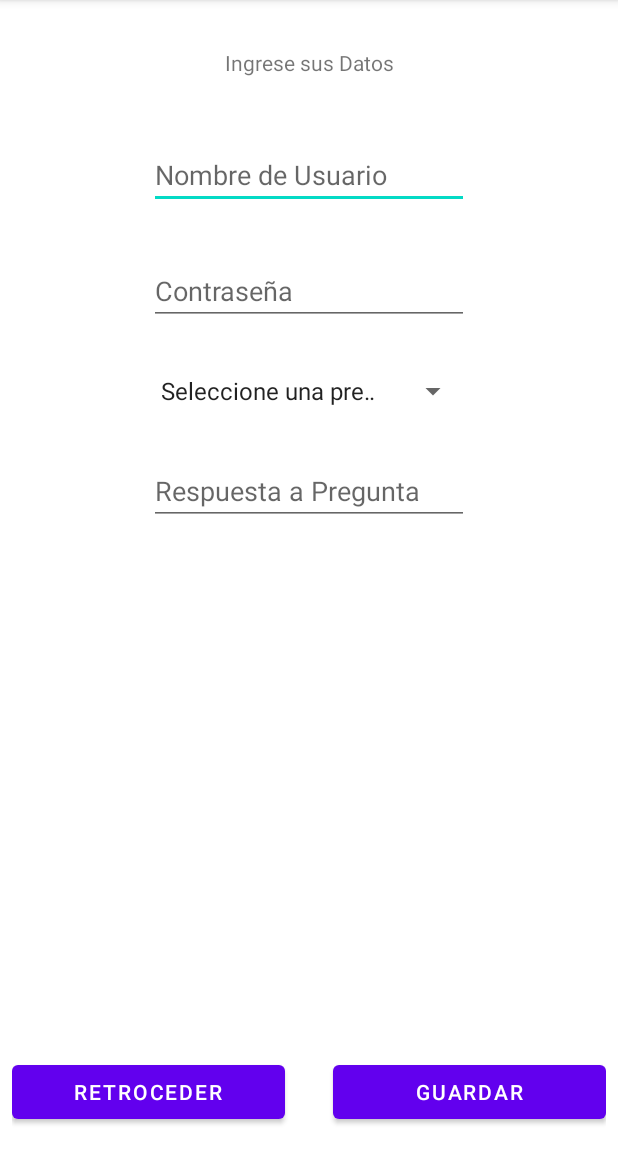
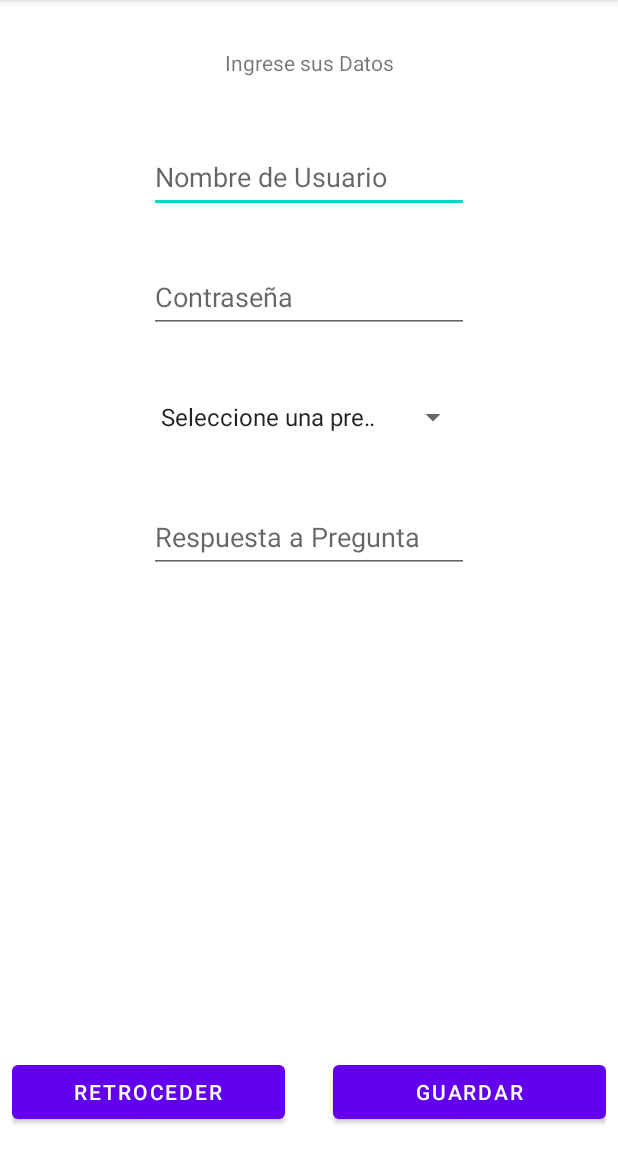
Before and after one commit to ctapia-cl/MisEventos, an Android app: the registro screen opened directly, with no data from a screen before it, on a phone screen of 412 x 824 dp, the part 84-1236 px from its top. Run offline under Robolectric (Android 15) with nearby library versions, the phone set to English and light mode, and no system bars.

```diff
--- a/app/src/main/java/com/example/miseventos/Usuarios.java
+++ b/app/src/main/java/com/example/miseventos/Usuarios.java
@@ -18,7 +18,7 @@ public class Usuarios {
         return username;
     }
 
-    public void setUsername(String nombre) { this.username = username; }
+    public void setUsername(String username) { this.username = username; }
 
     public String getContrasena() { return contrasena;  }
 
--- a/app/src/main/java/com/example/miseventos/registro.java
+++ b/app/src/main/java/com/example/miseventos/registro.java
@@ -15,7 +15,6 @@ import android.widget.Spinner;
 import android.widget.TextView;
 import android.widget.Toast;
 
-import com.google.android.material.textfield.TextInputLayout;
 
 import java.util.ArrayList;
 
@@ -44,7 +43,6 @@ public class registro extends AppCompatActivity {
         referencias();
         eventos();
         obtenerDatosUsuario();
-
     }
 
     private void obtenerDatosUsuario(){
@@ -116,7 +114,6 @@ public class registro extends AppCompatActivity {
         }
 
         //consultaSQL();
-
     }
 
     private void poblar() {
@@ -131,7 +128,6 @@ public class registro extends AppCompatActivity {
         //losUsuarios.add(new Usuarios("admin", "admin123", "Mes de nacimiento", "septiembre" ));
 
     }
-
 
     //region Eventos y referencias
     private void eventos(){
@@ -159,7 +155,6 @@ public class registro extends AppCompatActivity {
         btnGuardar = findViewById(R.id.btnGuardar);
         tvIngdatos = findViewById(R.id.tvIngdatos);
 
-
         //adaptador de spinner
         adapterPregunta = new ArrayAdapter(this, android.R.layout.simple_spinner_item, preguntaSecreta);
         //se selecciona desde donde se adaptaran los datos
--- a/app/src/main/res/layout/activity_registro.xml
+++ b/app/src/main/res/layout/activity_registro.xml
@@ -39,9 +39,11 @@
         android:layout_width="0dp"
         android:layout_height="wrap_content"
         android:layout_marginTop="32dp"
+        android:minHeight="48dp"
         app:layout_constraintEnd_toEndOf="@+id/etPass"
         app:layout_constraintStart_toStartOf="@+id/etPass"
-        app:layout_constraintTop_toBottomOf="@+id/etPass" />
+        app:layout_constraintTop_toBottomOf="@+id/etPass"
+        tools:ignore="SpeakableTextPresentCheck" />
 
     <TextView
         android:id="@+id/tvIngdatos"
@@ -63,6 +65,7 @@
         android:ems="10"
         android:hint="Nombre de Usuario"
         android:inputType="textPersonName"
+        android:minHeight="48dp"
         app:layout_constraintEnd_toEndOf="parent"
         app:layout_constraintStart_toStartOf="parent"
         app:layout_constraintTop_toBottomOf="@+id/tvIngdatos" />
@@ -75,6 +78,7 @@
         android:ems="10"
         android:hint="Contraseña"
         android:inputType="textPersonName"
+        android:minHeight="48dp"
         app:layout_constraintEnd_toEndOf="parent"
         app:layout_constraintStart_toStartOf="parent"
         app:layout_constraintTop_toBottomOf="@+id/etUsername" />
@@ -87,6 +91,7 @@
         android:ems="10"
         android:hint="Respuesta a Pregunta"
         android:inputType="textPersonName"
+        android:minHeight="48dp"
         app:layout_constraintEnd_toEndOf="parent"
         app:layout_constraintStart_toStartOf="parent"
         app:layout_constraintTop_toBottomOf="@+id/spnPregunta" />
```
